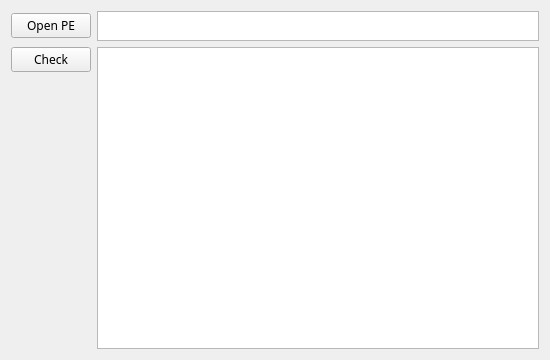
The window that ui/pechecker_window.ui (liyansong2018/ReverseWidget) describes before a commit, drawn with Qt 5.
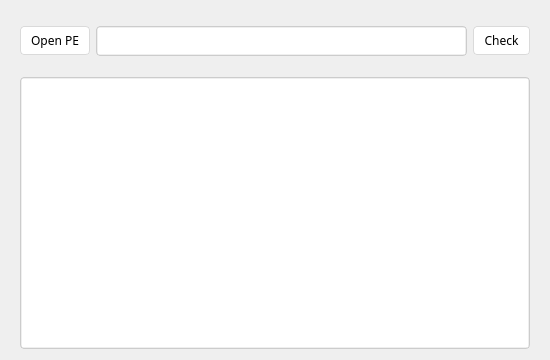
The same window after the commit. Icons and pictures are not drawn.

Commit message: Flat pechecker_window ui for more modern operating system such as Win11

```diff
--- a/ui/pechecker_window.ui
+++ b/ui/pechecker_window.ui
@@ -18,8 +18,85 @@
     <normaloff>resources/pictures/hacker.png</normaloff>resources/pictures/hacker.png</iconset>
   </property>
   <layout class="QGridLayout" name="gridLayout_2">
+   <property name="leftMargin">
+    <number>20</number>
+   </property>
+   <property name="topMargin">
+    <number>11</number>
+   </property>
+   <property name="rightMargin">
+    <number>20</number>
+   </property>
+   <property name="bottomMargin">
+    <number>11</number>
+   </property>
    <item row="0" column="0">
+    <widget class="QGroupBox" name="groupBox">
+     <property name="maximumSize">
+      <size>
+       <width>16777215</width>
+       <height>60</height>
+      </size>
+     </property>
+     <property name="font">
+      <font>
+       <family>微软雅黑</family>
+      </font>
+     </property>
+     <property name="styleSheet">
+      <string notr="true">QGroupBox{
+	border:0px
+}
+QPushButton{
+	text-align:center;
+    text-decoration:none;
+    background:#ffffff;
+	/*color: #fff;*/
+    color:#000000;
+
+    padding: 5px 10px 5px 10px;
+    font-weight:light;
+    border-radius:4px;
+	border:1px solid #dadada;
+	white-space: nowrap;
+}
+
+QPushButton::checked,QPushButton::hover{
+	background-image: url(&quot;ui/resources/pictures/blue_menu.png&quot;);
+	color:#ffffff;
+	font-weight: bold;
+}</string>
+     </property>
+     <property name="title">
+      <string/>
+     </property>
     <layout class="QGridLayout" name="gridLayout">
+      <property name="leftMargin">
+       <number>0</number>
+      </property>
+      <property name="topMargin">
+       <number>0</number>
+      </property>
+      <property name="rightMargin">
+       <number>0</number>
+      </property>
+      <property name="bottomMargin">
+       <number>0</number>
+      </property>
+      <item row="0" column="0">
+       <widget class="QPushButton" name="openButton">
+        <property name="font">
+         <font>
+          <family>微软雅黑</family>
+          <underline>false</underline>
+          <strikeout>false</strikeout>
+         </font>
+        </property>
+        <property name="text">
+         <string>Open PE</string>
+        </property>
+       </widget>
+      </item>
      <item row="0" column="1">
       <widget class="QTextEdit" name="textEdit">
        <property name="maximumSize">
@@ -33,27 +110,22 @@
          <family>微软雅黑</family>
         </font>
        </property>
-      </widget>
-     </item>
-     <item row="1" column="1">
-      <widget class="QTextBrowser" name="textBrowser">
-       <property name="font">
-        <font>
-         <family>微软雅黑</family>
-        </font>
-       </property>
-       <property name="openExternalLinks">
-        <bool>true</bool>
-       </property>
-      </widget>
-     </item>
-     <item row="1" column="0">
-      <layout class="QVBoxLayout" name="verticalLayout_1">
-       <item>
+        <property name="styleSheet">
+         <string notr="true">QTextEdit{
+	border-radius: 4px;
+	border:1px solid #ccc;
+	padding: 1px;
+}</string>
+        </property>
+       </widget>
+      </item>
+      <item row="0" column="2">
         <widget class="QPushButton" name="checkButton">
          <property name="font">
           <font>
            <family>微软雅黑</family>
+          <underline>false</underline>
+          <strikeout>false</strikeout>
           </font>
          </property>
          <property name="styleSheet">
@@ -64,38 +136,27 @@
          </property>
         </widget>
        </item>
-       <item>
-        <spacer name="verticalSpacer">
-         <property name="orientation">
-          <enum>Qt::Vertical</enum>
-         </property>
-         <property name="sizeHint" stdset="0">
-          <size>
-           <width>20</width>
-           <height>40</height>
-          </size>
-         </property>
-        </spacer>
-       </item>
-      </layout>
-     </item>
-     <item row="0" column="0">
-      <layout class="QVBoxLayout" name="verticalLayout_3">
-       <item>
-        <widget class="QPushButton" name="openButton">
+     </layout>
+    </widget>
+   </item>
+   <item row="1" column="0">
+    <widget class="QTextBrowser" name="textBrowser">
          <property name="font">
           <font>
            <family>微软雅黑</family>
           </font>
          </property>
-         <property name="text">
-          <string>Open PE</string>
-         </property>
-        </widget>
-       </item>
-      </layout>
-     </item>
-    </layout>
+     <property name="styleSheet">
+      <string notr="true">QTextEdit{
+	border-radius: 4px;
+	border:1px solid #ccc;
+	padding: 1px;
+}</string>
+     </property>
+     <property name="openExternalLinks">
+      <bool>true</bool>
+     </property>
+    </widget>
    </item>
   </layout>
  </widget>
```
Lines whose indentation alone changed are shown as unchanged. The commit also changes 1 other file.
